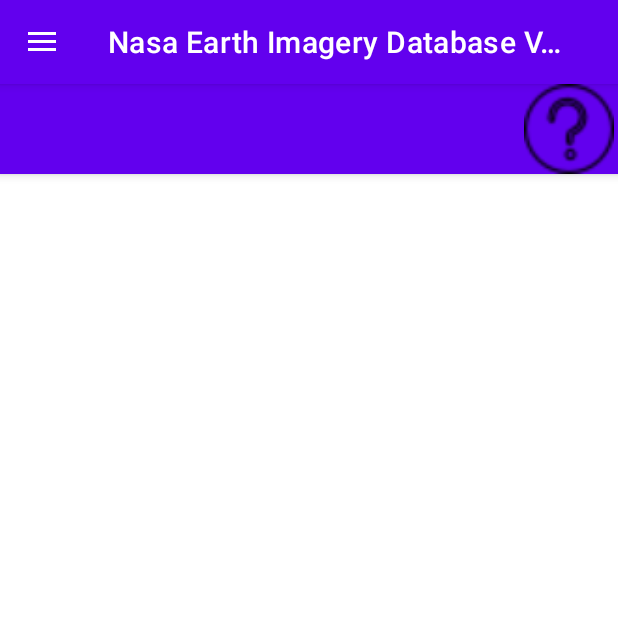
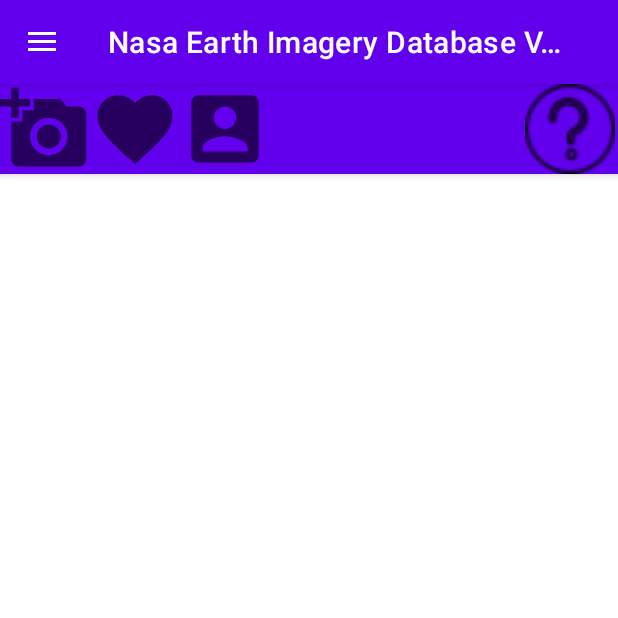
Before and after one commit to JONE0738/NasaEarthImageryDatabase, an Android app: the screen it shows after launch (MainActivity), on a phone screen of 412 x 824 dp, the top half of it. Run offline under Robolectric (Android 15) with nearby library versions, the phone set to English and light mode, and no system bars.

Commit message:
made the buttons work lol

```diff
--- a/app/src/main/java/com/example/nasaearthimagerydatabase/MainActivity.java
+++ b/app/src/main/java/com/example/nasaearthimagerydatabase/MainActivity.java
@@ -4,6 +4,7 @@ import androidx.annotation.NonNull;
 import androidx.appcompat.app.ActionBarDrawerToggle;
 import androidx.appcompat.app.AlertDialog;
 import androidx.appcompat.app.AppCompatActivity;
+import androidx.appcompat.widget.Toolbar;
 import androidx.drawerlayout.widget.DrawerLayout;
 
 import android.content.Intent;
@@ -13,6 +14,7 @@ import android.view.MenuInflater;
 import android.view.MenuItem;
 import android.view.View;
 import android.widget.Button;
+import android.widget.ImageButton;
 import android.widget.ListView;
 import android.widget.Toast;
 
@@ -39,14 +41,40 @@ public class MainActivity extends AppCompatActivity implements NavigationView.On
         actionBarDrawerToggle.syncState();
         //make nav icon appear on action bar
         getSupportActionBar().setDisplayHomeAsUpEnabled(true);
-
-
-
         //initialize navigation view for handling nav menu onclicks
         navigationView = (NavigationView) findViewById(R.id.NavView);
         navigationView.setNavigationItemSelectedListener(this);
+        //code for toolbar buttons onclick
+        ImageButton buttonCoordinates = (ImageButton) findViewById(R.id.toolbarCoordinates);
+        buttonCoordinates.setOnClickListener(new View.OnClickListener() {
+            @Override
+            public void onClick(View view) {
+                Intent intentCoordinates = new Intent(MainActivity.this, nav_coordinates.class);
+                startActivity(intentCoordinates);
+            }
+        });
+        //code for toolbar buttons onclick
+        ImageButton buttonFavourites = (ImageButton) findViewById(R.id.toolbarFavourites);
+        buttonFavourites.setOnClickListener(new View.OnClickListener() {
+            @Override
+            public void onClick(View view) {
+                Intent intentFavourites = new Intent(MainActivity.this, nav_favourites.class);
+                startActivity(intentFavourites);
+            }
+        });
+        //code for toolbar buttons onclick
+        ImageButton buttonAbout = (ImageButton) findViewById(R.id.toolbarAbout);
+        buttonAbout.setOnClickListener(new View.OnClickListener() {
+            @Override
+            public void onClick(View view) {
+                Intent intentAbout = new Intent(MainActivity.this, nav_about.class);
+                startActivity(intentAbout);
+            }
+        });
     }
 
+
+        //handle selection of nav drawer menu items
     @Override
     public boolean onNavigationItemSelected(@NonNull MenuItem item) {
         switch (item.getItemId()) {
@@ -71,26 +99,24 @@ public class MainActivity extends AppCompatActivity implements NavigationView.On
         return true;
     }
 
-    //menu toggle on press
+    //appbar menu items
     @Override
     public boolean onOptionsItemSelected(MenuItem item) {
-
+        //drawer toggle return
         actionBarDrawerToggle.onOptionsItemSelected(item);
         return true;
     }
-
+        //alertDialog method
         public void mainHelpDialog (View view){
-            // setup the alert builder
+            //setup the alert builder
             AlertDialog.Builder builder = new AlertDialog.Builder(this);
             builder.setTitle("Help menu:");
             builder.setMessage("Welcome to the Nasa Earth Imagery Database! To search for an image, go to Find Images. To check your favourites, go to the Favourites page. IF you'd like to learn more about the authors, please click on the About page!");
-            // add a button
+            //add a button
             builder.setPositiveButton("OK", null);
-            // create and show the alert dialog
+            //create and show the alert dialog
             AlertDialog dialog = builder.create();
             dialog.show();
         }
 
-
-
 }
--- /dev/null
+++ b/app/src/main/res/drawable/ic_baseline_about.xml
@@ -0,0 +1,10 @@
+<vector xmlns:android="http://schemas.android.com/apk/res/android"
+    android:width="24dp"
+    android:height="24dp"
+    android:viewportWidth="24"
+    android:viewportHeight="24"
+    android:tint="?attr/colorControlNormal">
+  <path
+      android:fillColor="@android:color/white"
+      android:pathData="M3,5v14c0,1.1 0.89,2 2,2h14c1.1,0 2,-0.9 2,-2L21,5c0,-1.1 -0.9,-2 -2,-2L5,3c-1.11,0 -2,0.9 -2,2zM15,9c0,1.66 -1.34,3 -3,3s-3,-1.34 -3,-3 1.34,-3 3,-3 3,1.34 3,3zM6,17c0,-2 4,-3.1 6,-3.1s6,1.1 6,3.1v1L6,18v-1z"/>
+</vector>
--- /dev/null
+++ b/app/src/main/res/drawable/ic_baseline_coordinates.xml
@@ -0,0 +1,10 @@
+<vector xmlns:android="http://schemas.android.com/apk/res/android"
+    android:width="24dp"
+    android:height="24dp"
+    android:viewportWidth="24"
+    android:viewportHeight="24"
+    android:tint="?attr/colorControlNormal">
+  <path
+      android:fillColor="@android:color/white"
+      android:pathData="M3,4V1h2v3h3v2H5v3H3V6H0V4H3zM6,10V7h3V4h7l1.83,2H21c1.1,0 2,0.9 2,2v12c0,1.1 -0.9,2 -2,2H5c-1.1,0 -2,-0.9 -2,-2V10H6zM13,19c2.76,0 5,-2.24 5,-5s-2.24,-5 -5,-5s-5,2.24 -5,5S10.24,19 13,19zM9.8,14c0,1.77 1.43,3.2 3.2,3.2s3.2,-1.43 3.2,-3.2s-1.43,-3.2 -3.2,-3.2S9.8,12.23 9.8,14z"/>
+</vector>
--- /dev/null
+++ b/app/src/main/res/drawable/ic_baseline_favorite.xml
@@ -0,0 +1,10 @@
+<vector xmlns:android="http://schemas.android.com/apk/res/android"
+    android:width="24dp"
+    android:height="24dp"
+    android:viewportWidth="24"
+    android:viewportHeight="24"
+    android:tint="?attr/colorControlNormal">
+  <path
+      android:fillColor="@android:color/white"
+      android:pathData="M12,21.35l-1.45,-1.32C5.4,15.36 2,12.28 2,8.5 2,5.42 4.42,3 7.5,3c1.74,0 3.41,0.81 4.5,2.09C13.09,3.81 14.76,3 16.5,3 19.58,3 22,5.42 22,8.5c0,3.78 -3.4,6.86 -8.55,11.54L12,21.35z"/>
+</vector>
--- a/app/src/main/res/layout/activity_main.xml
+++ b/app/src/main/res/layout/activity_main.xml
@@ -9,7 +9,7 @@
     tools:context=".MainActivity"
     tools:ignore="HardcodedText">
 
-    <LinearLayout
+    <GridLayout
         android:orientation="vertical"
         android:layout_width="match_parent"
         android:layout_height="match_parent">
@@ -24,17 +24,66 @@
             app2:contentInsetRight="0dp"
             app2:contentInsetStart="0dp">
 
+            <androidx.constraintlayout.widget.ConstraintLayout
+                android:layout_width="match_parent"
+                android:layout_height="wrap_content">
+
+
+                <ImageButton
+                    android:id="@+id/toolbarCoordinates"
+                    app:layout_constraintBottom_toBottomOf="parent"
+                    app:layout_constraintStart_toStartOf="parent"
+                    app:layout_constraintTop_toTopOf="parent"
+                    android:layout_width="60dp"
+                    android:layout_height="60dp"
+                    android:layout_row="0"
+                    android:layout_column="0"
+                    android:background="@drawable/ic_baseline_coordinates"/>
+
+
+
+            <ImageButton
+                android:id="@+id/toolbarFavourites"
+                app:layout_constraintBottom_toBottomOf="parent"
+                app:layout_constraintStart_toEndOf="@+id/toolbarCoordinates"
+                app:layout_constraintTop_toTopOf="parent"
+                android:layout_width="60dp"
+                android:layout_height="60dp"
+                android:layout_row="0"
+                android:layout_column="0"
+                android:background="@drawable/ic_baseline_favorite"/>
+                <ImageButton
+                    android:id="@+id/toolbarAbout"
+                    app:layout_constraintBottom_toBottomOf="parent"
+                    app:layout_constraintStart_toEndOf="@+id/toolbarFavourites"
+                    app:layout_constraintTop_toTopOf="parent"
+                    android:layout_width="60dp"
+                    android:layout_height="60dp"
+                    android:layout_row="0"
+                    android:layout_column="0"
+                    android:background="@drawable/ic_baseline_about"/>
+
             <ImageButton
                 android:id="@+id/main_help"
+                app:layout_constraintBottom_toBottomOf="parent"
+                app:layout_constraintStart_toEndOf="@id/toolbarAbout"
+                app:layout_constraintTop_toTopOf="parent"
                 android:layout_width="60dp"
                 android:layout_height="60dp"
-                android:layout_marginLeft="349dp"
-                android:onClick="mainHelpDialog"
-                android:background="@drawable/question"/>
+                android:layout_row="0"
+                android:layout_column="0"
+                android:layout_marginLeft="170dp"
+                android:background="@drawable/question"
+                android:contentDescription="help"
+                android:onClick="mainHelpDialog" />
+
+        </androidx.constraintlayout.widget.ConstraintLayout>
 
         </com.google.android.material.appbar.AppBarLayout>
 
-    </LinearLayout>
+
+
+    </GridLayout>
 
 
     <com.google.android.material.navigation.NavigationView
@@ -44,4 +93,6 @@
         android:layout_gravity="start"
         app:menu="@menu/nav_menu" />
 
+
+
 </androidx.drawerlayout.widget.DrawerLayout>
--- a/app/src/main/res/layout/nav_about.xml
+++ b/app/src/main/res/layout/nav_about.xml
@@ -89,4 +89,5 @@
         android:layout_gravity="start"
         app:menu="@menu/nav_menu" />
 
+
 </androidx.drawerlayout.widget.DrawerLayout>
--- a/app/src/main/res/menu/nav_menu.xml
+++ b/app/src/main/res/menu/nav_menu.xml
@@ -16,4 +16,6 @@
         android:id="@+id/nav_about"
         android:title="@string/about"/>
 
+
+
 </menu>
```
